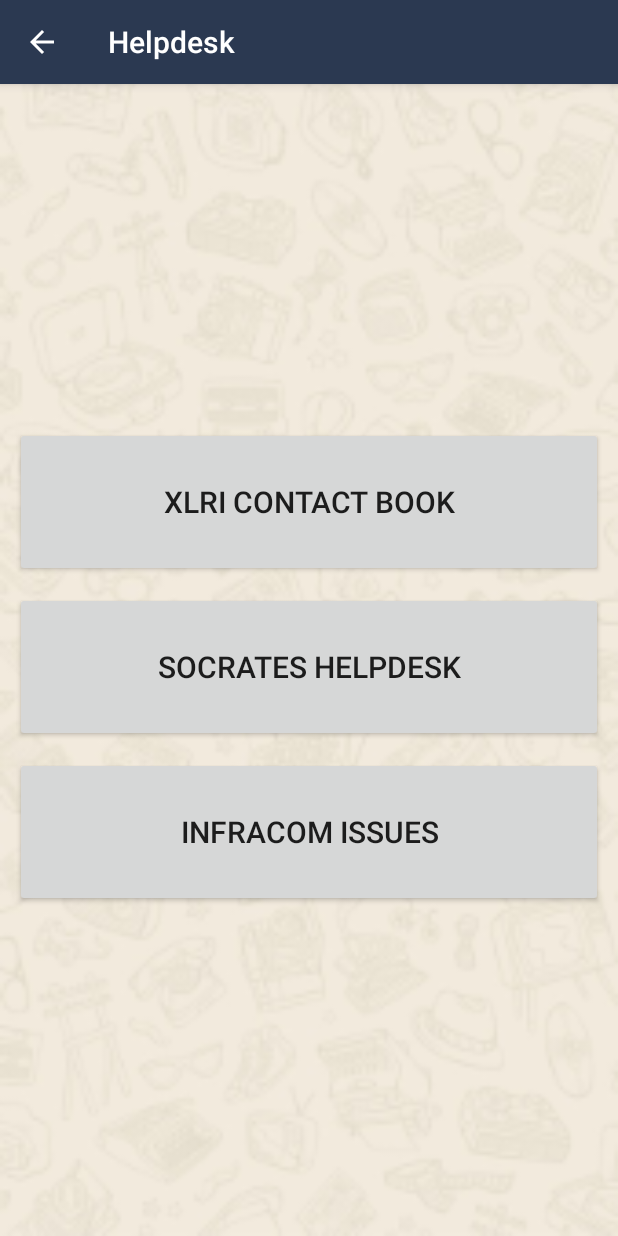
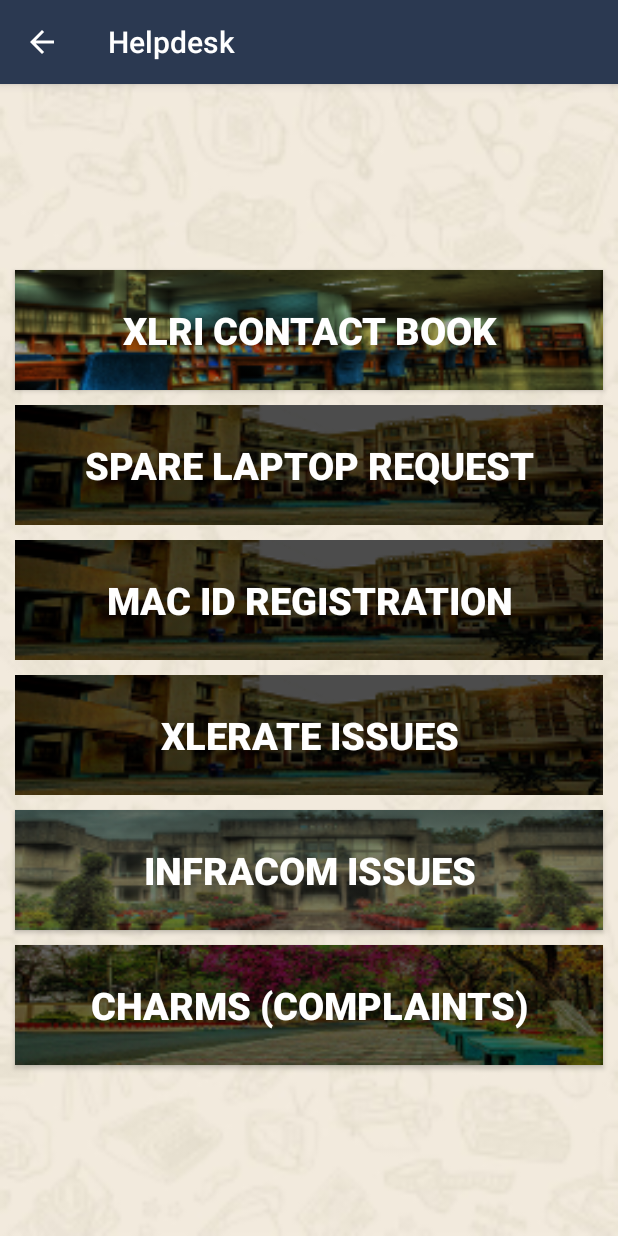
Before and after one commit to SocratesXlri/XLerate, an Android app: the HelpdeskActivity screen opened directly, with no data from a screen before it, on a phone screen of 412 x 824 dp. Run offline under Robolectric (Android 15) with nearby library versions, the phone set to English and light mode, and no system bars; our stand-ins replace data binding.

Commit message:
Charms Portal (Issue 3) https://github.com/SocratesXlri/XLerate/issues/3
Added link to charms portal in the application.
Split Socrates helpdesk button into three separate buttons for
  1. Spare Laptop Request
  2. Mac Id Registration
  3. XLerate Issues

```diff
--- a/app/src/main/java/com/xldock/activity/HelpdeskActivity.java
+++ b/app/src/main/java/com/xldock/activity/HelpdeskActivity.java
@@ -32,18 +32,33 @@ public class HelpdeskActivity extends AppCompatActivity implements View.OnClickL
     }
 
     private void initUI() {
-        mBinder.buttonLaptopIssue.setOnClickListener(this);
+        mBinder.buttonSpareLaptop.setOnClickListener(this);
+        mBinder.buttonMacRegister.setOnClickListener(this);
+        mBinder.buttonXlerateIssues.setOnClickListener(this);
         mBinder.buttonInfracomIssues.setOnClickListener(this);
+        mBinder.buttonCharms.setOnClickListener(this);
     }
 
     @Override
     public void onClick(View v) {
         switch (v.getId()){
 
-            case R.id.button_laptop_issue:
+            case R.id.button_spare_laptop:
                 startActivity(new Intent(this, GoogleFormActivity.class).
                         putExtra(Constants.DATA, Constants.LAPTOP_ISSUE_FORM_URL).
-                        putExtra(Constants.FROM,"Socrates Helpdesk"));
+                        putExtra(Constants.FROM,"Spare Laptop Request"));
+                break;
+
+            case R.id.button_mac_register:
+                startActivity(new Intent(this, GoogleFormActivity.class).
+                        putExtra(Constants.DATA, Constants.LAPTOP_ISSUE_FORM_URL).
+                        putExtra(Constants.FROM,"Mac Id Registration"));
+                break;
+
+            case R.id.button_xlerate_issues:
+                startActivity(new Intent(this, GoogleFormActivity.class).
+                        putExtra(Constants.DATA, Constants.LAPTOP_ISSUE_FORM_URL).
+                        putExtra(Constants.FROM,"XLerate Issues"));
                 break;
 
             case R.id.button_infracom__issues:
@@ -51,6 +66,13 @@ public class HelpdeskActivity extends AppCompatActivity implements View.OnClickL
                         putExtra(Constants.DATA, Constants.INFRACOM_ISSUES_FORM_URL).
                         putExtra(Constants.FROM,getString(R.string.label_infracom_issues)));
                 break;
+
+            case R.id.button_charms:
+                startActivity(new Intent(this, GoogleFormActivity.class).
+                        putExtra(Constants.DATA, Constants.CHARMS_URL).
+                        putExtra(Constants.FROM,getString(R.string.label_charms)));
+                break;
+
         }
     }
 
--- a/app/src/main/java/com/xldock/utils/Constants.java
+++ b/app/src/main/java/com/xldock/utils/Constants.java
@@ -9,10 +9,10 @@ public class Constants {
     //private static String url="http://192.168.100.117";
     public static final String LAPTOP_ISSUE_FORM_URL="https://docs.google.com/forms/d/e/1FAIpQLSdXHlDoO-3l3E9CO0Ek3Z8RYV1g9PWuTDUDYKpTSKPJQ0mxIA/viewform?usp=sf_link";
     public static final String DATA="data";
-    public static final String INTERNET_COMPLAINTS_URL="https://docs.google.com/forms/d/e/1FAIpQLSdpsmht_CQPeEnSOnv77YVj-QPUHSOFI_qom-PQE8V6FE47rg/viewform?usp=sf_link";
     public static final String INFRACOM_ISSUES_FORM_URL=" https://docs.google.com/forms/d/e/1FAIpQLScGMn2EU-s8SlZxvHnRd2iPNcNBdDX67TWUHK-k8DYgIUq8zw/viewform";
     public static final String FROM ="from";
     public static String GRADES_URL= url+"/aitemp/my-grades.php?SID=";
+    public static String CHARMS_URL= "http://charms.tk/";
     public static String MY_SCHEDULE_URL= url+"/aitemp/my-schedule.php?SID=";
     public static String COURSE_SCHEDULE_URL= url+ "/aitemp/course-list.php";
     public static String SEARCH_URL= url+ "/aitemp/search.php";
--- a/app/src/main/res/layout/activity_help_desk.xml
+++ b/app/src/main/res/layout/activity_help_desk.xml
@@ -12,36 +12,87 @@
             <Button
                 android:id="@+id/xlri_contact_book"
                 android:layout_width="match_parent"
-                android:layout_height="100dp"
+                android:layout_height="80dp"
                 android:layout_marginLeft="10dp"
                 android:layout_marginRight="10dp"
                 android:layout_marginTop="10dp"
                 android:padding="15dp"
                 android:text="XLRI Contact Book"
-                android:textSize="20dp"
+                android:textColor="#FFFFFF"
+                android:textSize="25dp"
+                android:textStyle="bold"
+                android:background="@drawable/ais"
                 android:onClick="contact"/>
 
             <Button
-                android:id="@+id/button_laptop_issue"
+                android:id="@+id/button_spare_laptop"
                 android:layout_width="match_parent"
-                android:layout_height="100dp"
+                android:layout_height="80dp"
                 android:layout_marginLeft="10dp"
+                android:layout_marginTop="10dp"
                 android:layout_marginRight="10dp"
+                android:background="@drawable/mess"
+                android:padding="15dp"
+                android:text="Spare Laptop Request"
+                android:textColor="#FFFFFF"
+                android:textSize="25dp"
+                android:textStyle="bold" />
+
+            <Button
+                android:id="@+id/button_mac_register"
+                android:layout_width="match_parent"
+                android:layout_height="80dp"
+                android:layout_marginLeft="10dp"
                 android:layout_marginTop="10dp"
+                android:layout_marginRight="10dp"
+                android:background="@drawable/mess"
                 android:padding="15dp"
-                android:text="Socrates Helpdesk"
-                android:textSize="20dp" />
+                android:text="Mac Id Registration"
+                android:textColor="#FFFFFF"
+                android:textSize="25dp"
+                android:textStyle="bold" />
+
+            <Button
+                android:id="@+id/button_xlerate_issues"
+                android:layout_width="match_parent"
+                android:layout_height="80dp"
+                android:layout_marginLeft="10dp"
+                android:layout_marginTop="10dp"
+                android:layout_marginRight="10dp"
+                android:background="@drawable/mess"
+                android:padding="15dp"
+                android:text="XLerate Issues"
+                android:textColor="#FFFFFF"
+                android:textSize="25dp"
+                android:textStyle="bold" />
 
             <Button
                 android:id="@+id/button_infracom__issues"
                 android:layout_width="match_parent"
-                android:layout_height="100dp"
+                android:layout_height="80dp"
                 android:layout_marginLeft="10dp"
                 android:layout_marginRight="10dp"
                 android:layout_marginTop="10dp"
                 android:padding="15dp"
                 android:text="@string/label_infracom_issues"
-                android:textSize="20dp" />
+                android:background="@drawable/notice"
+                android:textColor="#FFFFFF"
+                android:textSize="25dp"
+                android:textStyle="bold" />
+
+            <Button
+                android:id="@+id/button_charms"
+                android:layout_width="match_parent"
+                android:layout_height="80dp"
+                android:layout_marginLeft="10dp"
+                android:layout_marginTop="10dp"
+                android:layout_marginRight="10dp"
+                android:padding="15dp"
+                android:text="CHARMS (COMPLAINTS)"
+                android:background="@drawable/helpdesk"
+                android:textColor="#FFFFFF"
+                android:textSize="25dp"
+                android:textStyle="bold"/>
 
         </LinearLayout>
 </layout>
--- a/app/src/main/res/values/strings.xml
+++ b/app/src/main/res/values/strings.xml
@@ -40,6 +40,7 @@
     <string name="label_search">Search</string>
     <string name="label_course_schedule">Course Schedule</string>
     <string name="label_infracom_issues">Infracom Issues</string>
+    <string name="label_charms">C.H.A.R.M.S</string>
     <string name="label_refresh">Refresh</string>
 
 
```
